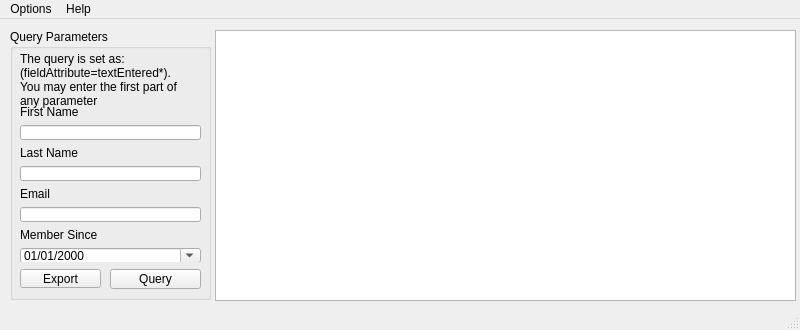
Before: the Qt Designer form layouts/query_user_simple.ui in dgaiero/cpieee-member-GUI, drawn with Qt 5.
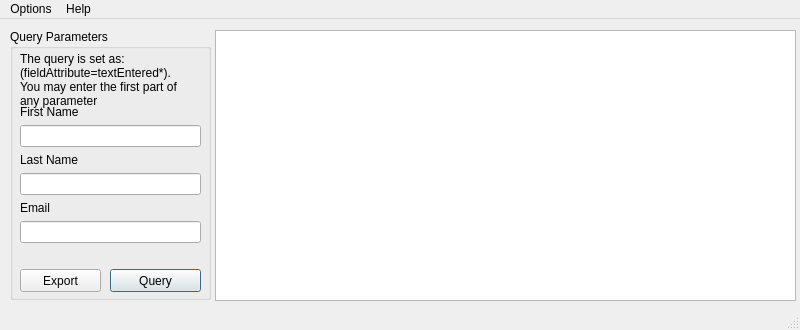
After: the same form once the commit is applied.

Commit message: query on enter now works

```diff
--- a/layouts/query_user_simple.ui
+++ b/layouts/query_user_simple.ui
@@ -56,12 +56,18 @@
        <x>100</x>
        <y>240</y>
        <width>91</width>
-       <height>20</height>
+       <height>23</height>
       </rect>
      </property>
      <property name="text">
       <string>Query</string>
      </property>
+     <property name="autoDefault">
+      <bool>true</bool>
+     </property>
+     <property name="default">
+      <bool>true</bool>
+     </property>
     </widget>
     <widget class="QLabel" name="label_4">
      <property name="geometry">
@@ -85,7 +91,7 @@
        <x>10</x>
        <y>240</y>
        <width>81</width>
-       <height>19</height>
+       <height>23</height>
       </rect>
      </property>
      <property name="text">
@@ -98,7 +104,7 @@
        <x>10</x>
        <y>76</y>
        <width>181</width>
-       <height>157</height>
+       <height>160</height>
       </rect>
      </property>
      <layout class="QFormLayout" name="formLayout">
@@ -132,26 +138,6 @@
       <item row="5" column="0" colspan="2">
        <widget class="QLineEdit" name="email_field"/>
       </item>
-      <item row="6" column="0">
-       <widget class="QLabel" name="label_5">
-        <property name="text">
-         <string>Member Since</string>
-        </property>
-       </widget>
-      </item>
-      <item row="7" column="0" colspan="2">
-       <widget class="QDateEdit" name="member_since_field">
-        <property name="showGroupSeparator" stdset="0">
-         <bool>true</bool>
-        </property>
-        <property name="displayFormat">
-         <string>MM/dd/yyyy</string>
-        </property>
-        <property name="calendarPopup">
-         <bool>true</bool>
-        </property>
-       </widget>
-      </item>
      </layout>
     </widget>
    </widget>
```
Left out of the diff: 4 changed lines with no effect on the pictures. The commit also changes 7 other files.
